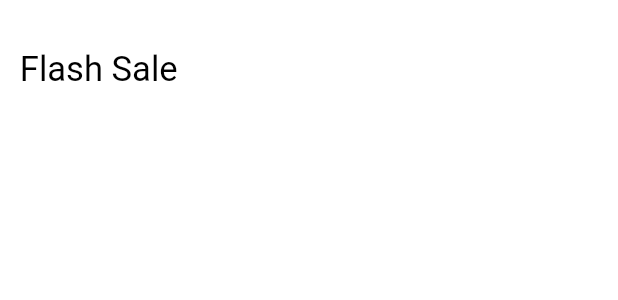
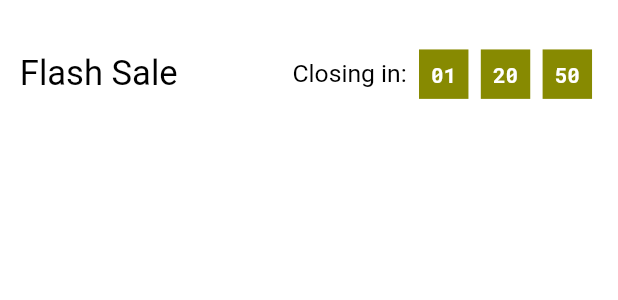
Before and after one commit to PrabeshPP/Sneakers-Shop, a Flutter app: the FlashSale widget shown alone on an empty page, opened directly, on a phone screen of 412 x 824 dp. Shown: the top 300 px of the screen. Run offline on Flutter 3.47's test engine with Material 2 defaults, Android fonts, the phone set to English and light mode, and no system bars; our stand-ins replace bloc, equatable, flutter_bloc, google_fonts, shared_preferences; accounts and stored records are empty.

Commit message:
Flash Sale Component completed

```diff
--- a/sneakers/lib/view/widgets/UI/homepage_ui/flash_sale.dart
+++ b/sneakers/lib/view/widgets/UI/homepage_ui/flash_sale.dart
@@ -11,8 +11,9 @@ class FlashSale extends StatelessWidget {
       padding: EdgeInsets.only(
           top: size.height * 0.04,
           left: size.width * 0.032,
-          right: size.width * 0.032),
+          right: size.width * 0.042),
       child: Row(
+        mainAxisAlignment: MainAxisAlignment.spaceBetween,
         children: [
           Text(
             "Flash Sale",
@@ -21,6 +22,7 @@ class FlashSale extends StatelessWidget {
                 fontFamily: GoogleFonts.roboto().fontFamily,
                 fontSize: size.height * 0.028),
           ),
+          const TimerSale()
         ],
       ),
     );
@@ -40,9 +42,37 @@ class TimerSale extends StatelessWidget {
           style: TextStyle(
               color: Colors.black,
               fontFamily: GoogleFonts.roboto().fontFamily,
-              fontSize: size.height * 0.028),
-        )
+              fontSize: size.height * 0.02),
+        ),
+        const TimeContainer(text: "01"),
+        const TimeContainer(text: "20"),
+        const TimeContainer(text: "50",)
       ],
     );
   }
 }
+
+class TimeContainer extends StatelessWidget {
+  final String text;
+  const TimeContainer({Key? key,required this.text}) : super(key: key);
+
+  @override
+  Widget build(BuildContext context) {
+    var size = MediaQuery.of(context).size;
+    return Padding(
+      padding: EdgeInsets.only(left: size.width * 0.02),
+      child: Container(
+        height: size.height * 0.04,
+        width: size.width * 0.08,
+        color: const Color.fromARGB(255, 135, 138, 1),
+
+        child: Center(child: Text(text,
+        style: TextStyle(
+           fontFamily: GoogleFonts.robotoMono().fontFamily,
+           color: Colors.white,
+           fontWeight: FontWeight.bold
+        ),)),
+      ),
+    );
+  }
+}
```
